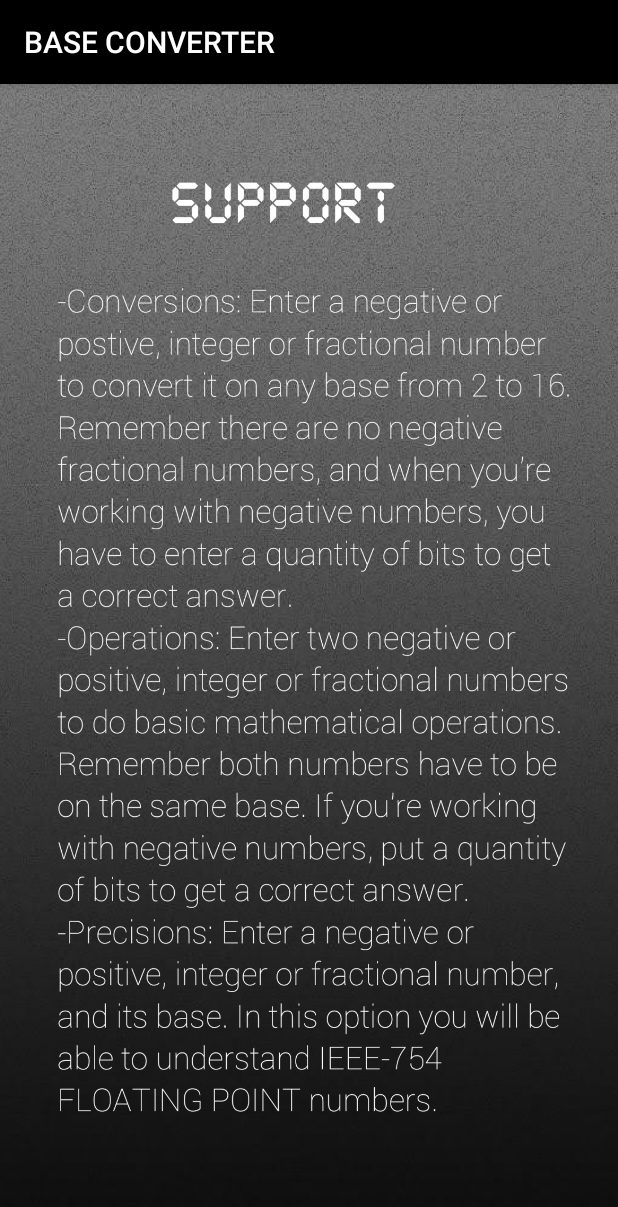
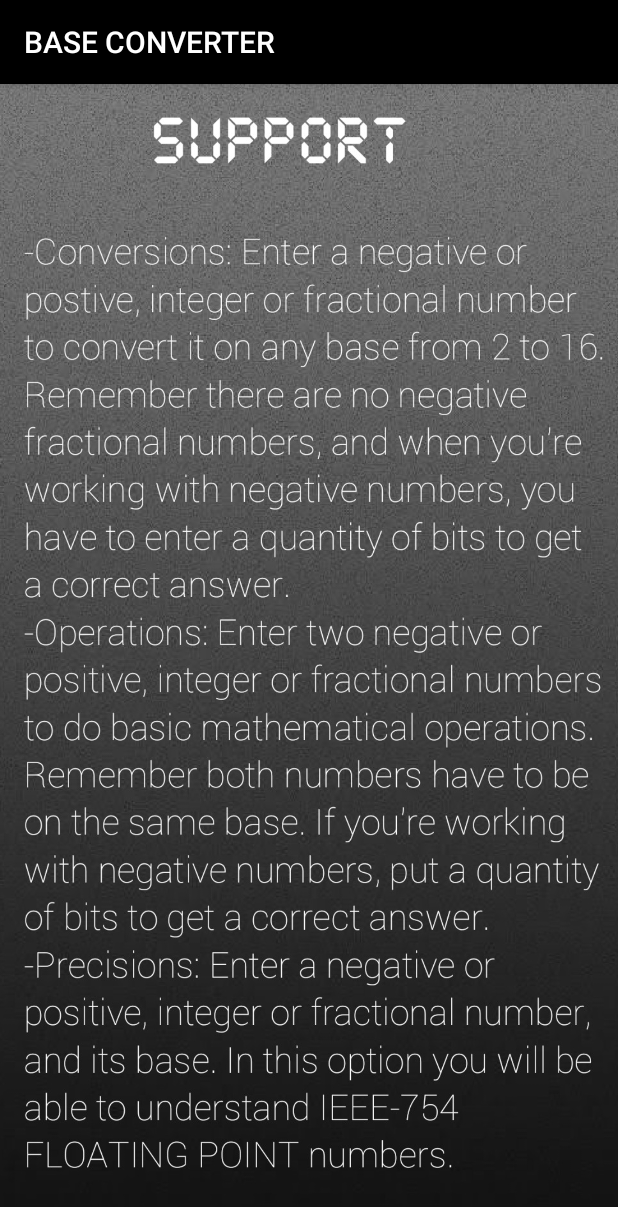
Before and after one commit to Diegohv7/BASE_CONVERTER2, an Android app: the Soporte screen opened directly, with no data from a screen before it, on a phone screen of 412 x 824 dp. Shown: the top 1207 px of the screen. Run offline under Robolectric (Android 15) with nearby library versions, the phone set to English and light mode, and no system bars.

Commit message:
Base_Converter

```diff
--- a/app/src/main/res/layout/activity_soporte.xml
+++ b/app/src/main/res/layout/activity_soporte.xml
@@ -8,8 +8,8 @@
 
     <ImageView
         android:id="@+id/imageView5"
-        android:layout_width="542dp"
-        android:layout_height="771dp"
+        android:layout_width="581dp"
+        android:layout_height="920dp"
         app:layout_constraintBottom_toBottomOf="parent"
         app:layout_constraintEnd_toEndOf="parent"
         app:layout_constraintHorizontal_bias="0.506"
```
